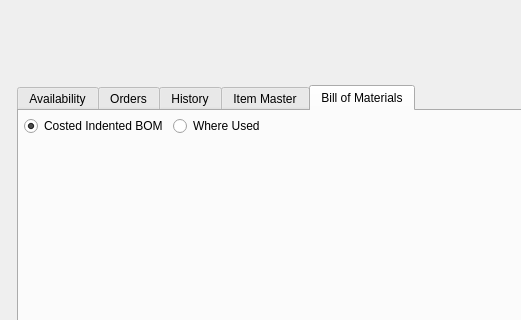
This is guiclient/itemAvailabilityWorkbench.ui in Pegasus-RPG/xtuple-client as Qt 5 draws it before an edit; both pictures show x 0 to 521 and y 0 to 320 of the 800 by 600 pixel window. The edited form follows.
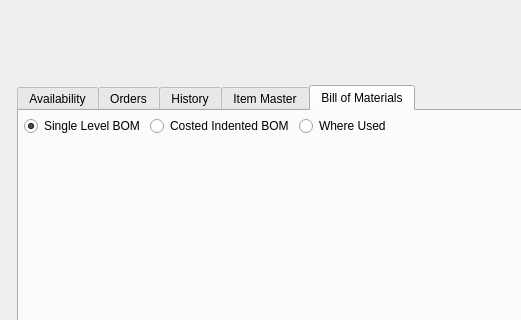
This is the edited form. The open tabs and pages were chosen to show the change. Custom widgets are drawn as their Qt base class.

Commit message: Issue #28200:add option for dspSingleLevelBill

The edit to the form file:
```diff
--- a/guiclient/itemAvailabilityWorkbench.ui
+++ b/guiclient/itemAvailabilityWorkbench.ui
@@ -348,13 +348,23 @@
         <layout class="QVBoxLayout" name="verticalLayout">
          <item>
           <layout class="QHBoxLayout" name="horizontalLayout">
+           <item>
+            <widget class="QRadioButton" name="_singleLevelBOMButton">
+             <property name="text">
+              <string>Single Level BOM</string>
+             </property>
+             <property name="checked">
+              <bool>true</bool>
+             </property>
+            </widget>
+           </item>
            <item>
             <widget class="QRadioButton" name="_costedIndentedBOMButton">
              <property name="text">
               <string>Costed Indented BOM</string>
              </property>
              <property name="checked">
-              <bool>true</bool>
+              <bool>false</bool>
              </property>
             </widget>
            </item>
```
Left out of the diff: 3 changed lines with no effect on the pictures. The commit also changes 2 other files.
